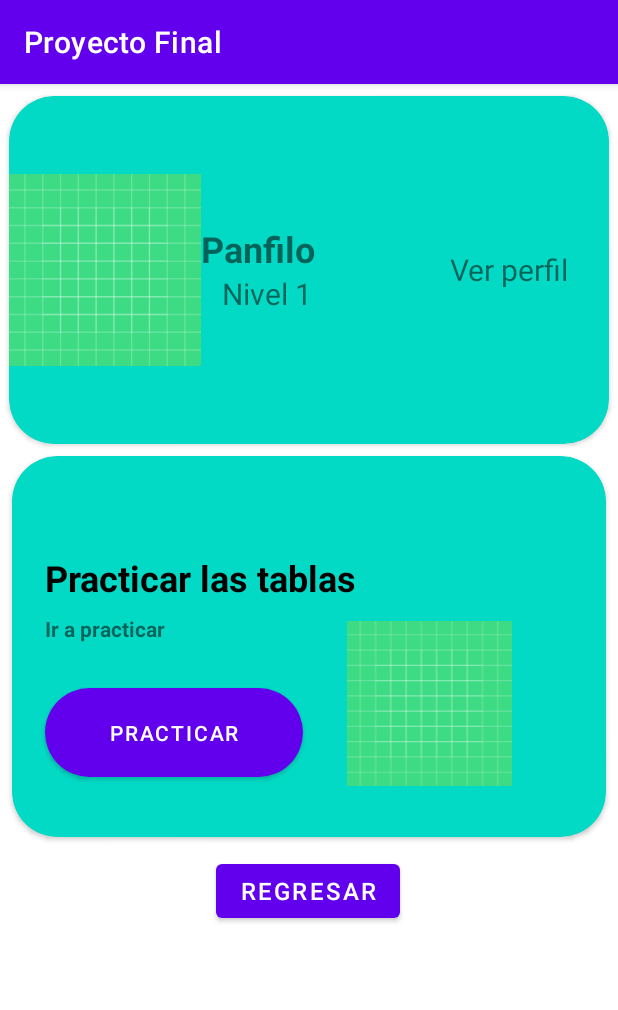
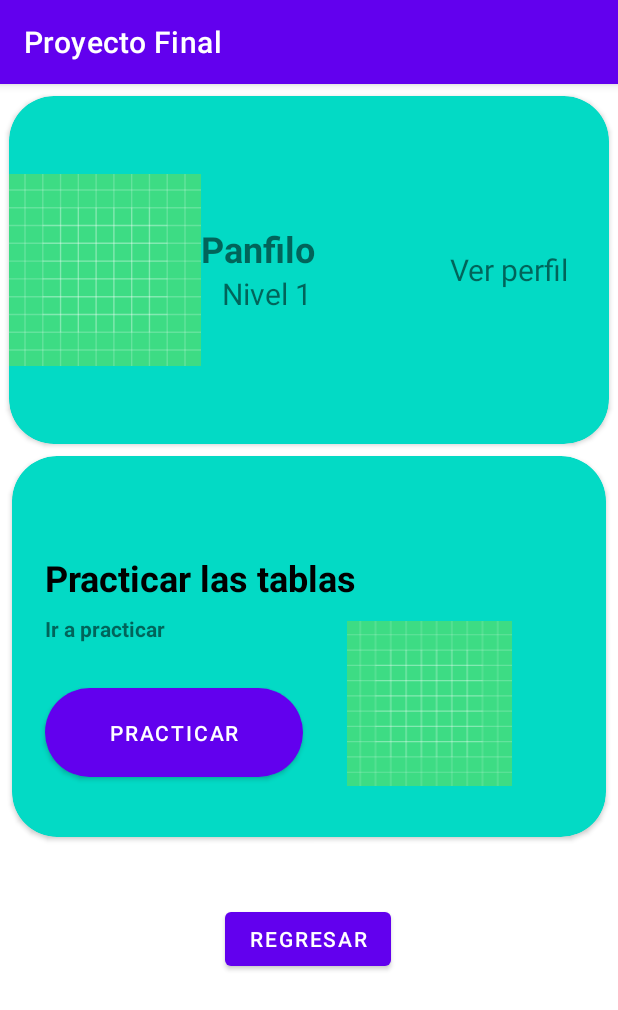
Before and after one commit to Victor8Brito/Proyecto_Final, an Android app: the screen it shows after launch (MainActivity), after a tap on "TABLAS DE MULTIPLICAR", on a phone screen of 412 x 824 dp. Shown: the top 1010 px of the screen. Run offline under Robolectric (Android 15) with nearby library versions, the phone set to English and light mode, and no system bars.

Commit message:
git commit -m "Actualizar"

```diff
--- a/app/src/main/AndroidManifest.xml
+++ b/app/src/main/AndroidManifest.xml
@@ -16,12 +16,6 @@
         android:theme="@style/Theme.ProyectoFinal"
         tools:targetApi="31">
         <activity
-            android:name=".Retrofit"
-            android:exported="false" />
-        <activity
-            android:name=".RecyclerView"
-            android:exported="false" />
-        <activity
             android:name=".MainActivity"
             android:exported="true">
             <intent-filter>
--- a/app/src/main/java/com/example/proyectofinal/AdivinaNunero.kt
+++ b/app/src/main/java/com/example/proyectofinal/AdivinaNunero.kt
@@ -1,7 +1,5 @@
 package com.example.proyectofinal
 
-import android.content.Intent
-import androidx.appcompat.app.AppCompatActivity
 import android.os.Bundle
 import android.view.LayoutInflater
 import android.view.View
@@ -9,7 +7,6 @@ import android.view.ViewGroup
 import android.widget.Button
 import androidx.fragment.app.Fragment
 import androidx.navigation.fragment.findNavController
-import com.example.proyectofinal.adivinar.Juego
 
 class AdivinaNunero : Fragment() {
     lateinit var b_iniciar: Button
@@ -26,7 +23,7 @@ class AdivinaNunero : Fragment() {
 
         b_home1 = vista.findViewById(R.id.btnHome1)
         b_home1.setOnClickListener {
-            findNavController().navigate(R.id.action_adivinaNunero_to_pantalla_principal)
+            findNavController().navigate(R.id.action_adivinaNunero_to_pantalla_Principal)
         }
         return vista
     }
--- a/app/src/main/java/com/example/proyectofinal/Pantalla_principal.kt
+++ b/app/src/main/java/com/example/proyectofinal/Pantalla_principal.kt
@@ -1,6 +1,5 @@
 package com.example.proyectofinal
 
-import androidx.appcompat.app.AppCompatActivity
 import android.os.Bundle
 import android.view.LayoutInflater
 import android.view.View
@@ -21,9 +20,8 @@ class Pantalla_principal : Fragment() {
         val vista = inflater.inflate(R.layout.activity_pantalla_principal, container, false)
         botonAdivinar = vista.findViewById(R.id.btnAdivinar)
         botonAdivinar.setOnClickListener {
-            findNavController().navigate(R.id.action_pantalla_principal_to_adivinaNunero)
+            findNavController().navigate(R.id.action_pantalla_Principal_to_adivinaNunero)
         }
-
         botonTablas = vista.findViewById(R.id.btnTablas)
         botonTablas.setOnClickListener {
             findNavController().navigate(R.id.action_pantalla_principal_to_tablasDeMultiplicar)
--- a/app/src/main/res/layout/activity_adivina_nunero.xml
+++ b/app/src/main/res/layout/activity_adivina_nunero.xml
@@ -64,14 +64,14 @@
                             android:layout_width="wrap_content"
                             android:layout_height="166dp"
                             android:layout_weight="1"
-                            app:srcCompat="@drawable/ic_launcher_background" />
+                            app:srcCompat="@drawable/red" />
 
                         <ImageView
                             android:id="@+id/imageView14"
                             android:layout_width="match_parent"
                             android:layout_height="96dp"
                             android:layout_weight="1"
-                            app:srcCompat="@drawable/ic_launcher_background" />
+                            app:srcCompat="@drawable/pikachu" />
                     </LinearLayout>
 
                 </LinearLayout>
@@ -106,7 +106,7 @@
                 android:id="@+id/imageView3"
                 android:layout_width="wrap_content"
                 android:layout_height="wrap_content"
-                app:srcCompat="@drawable/ic_launcher_background" />
+                app:srcCompat="@drawable/rueda2" />
         </androidx.cardview.widget.CardView>
 
         <Button
--- a/app/src/main/res/layout/activity_juego.xml
+++ b/app/src/main/res/layout/activity_juego.xml
@@ -19,7 +19,7 @@
             app:layout_constraintEnd_toEndOf="parent"
             app:layout_constraintStart_toStartOf="parent"
             app:layout_constraintTop_toBottomOf="@+id/b_empezar"
-            app:srcCompat="@drawable/ic_launcher_background" />
+            app:srcCompat="@drawable/rueda_sombra" />
 
         <androidx.cardview.widget.CardView
             android:id="@+id/cardView2"
--- a/app/src/main/res/layout/activity_main.xml
+++ b/app/src/main/res/layout/activity_main.xml
@@ -7,7 +7,7 @@
     tools:context=".MainActivity">
 
     <androidx.fragment.app.FragmentContainerView
-        android:id="@+id/fragmentContainerView2"
+        android:id="@+id/fragmentContainerView3"
         android:name="androidx.navigation.fragment.NavHostFragment"
         android:layout_width="0dp"
         android:layout_height="0dp"
@@ -15,7 +15,7 @@
         app:layout_constraintEnd_toEndOf="parent"
         app:layout_constraintStart_toStartOf="parent"
         app:layout_constraintTop_toTopOf="parent"
+
         app:defaultNavHost="true"
-        app:navGraph='@navigation/navegation'/>
-
+        app:navGraph="@navigation/navegation"/>
 </androidx.constraintlayout.widget.ConstraintLayout>
--- a/app/src/main/res/layout/activity_pantalla_principal.xml
+++ b/app/src/main/res/layout/activity_pantalla_principal.xml
@@ -7,10 +7,8 @@
     tools:context=".Pantalla_principal">
 
     <androidx.constraintlayout.widget.ConstraintLayout
-        android:layout_width="409dp"
-        android:layout_height="729dp"
-        tools:layout_editor_absoluteX="1dp"
-        tools:layout_editor_absoluteY="1dp">
+        android:layout_width="match_parent"
+        android:layout_height="match_parent">
 
         <Button
             android:id="@+id/btnAdivinar"
--- a/app/src/main/res/layout/activity_tablas_de_multiplicar.xml
+++ b/app/src/main/res/layout/activity_tablas_de_multiplicar.xml
@@ -1,14 +1,10 @@
 <?xml version="1.0" encoding="utf-8"?>
-<FrameLayout xmlns:android="http://schemas.android.com/apk/res/android"
+<androidx.constraintlayout.widget.ConstraintLayout xmlns:android="http://schemas.android.com/apk/res/android"
     xmlns:app="http://schemas.android.com/apk/res-auto"
     xmlns:tools="http://schemas.android.com/tools"
     android:layout_width="match_parent"
     android:layout_height="match_parent"
-    tools:context="TablasDeMultiplicar">
-
-    <androidx.constraintlayout.widget.ConstraintLayout
-        android:layout_width="match_parent"
-        android:layout_height="match_parent">
+    tools:context=".TablasDeMultiplicar">
 
     <androidx.cardview.widget.CardView
         android:id="@+id/cardView"
@@ -165,13 +161,11 @@
         android:id="@+id/btnHome2"
         android:layout_width="wrap_content"
         android:layout_height="wrap_content"
+        android:layout_marginTop="44dp"
         android:text="Regresar"
-            android:textSize="16sp"
-            app:layout_constraintBottom_toBottomOf="parent"
         app:layout_constraintEnd_toEndOf="parent"
         app:layout_constraintHorizontal_bias="0.498"
         app:layout_constraintStart_toStartOf="parent"
-            app:layout_constraintTop_toBottomOf="@+id/cardView3"
-            app:layout_constraintVertical_bias="0.055" />
+        app:layout_constraintTop_toBottomOf="@+id/cardView3" />
+
 </androidx.constraintlayout.widget.ConstraintLayout>
-</FrameLayout>
--- a/app/src/main/res/navigation/navegation.xml
+++ b/app/src/main/res/navigation/navegation.xml
@@ -3,14 +3,14 @@
     xmlns:app="http://schemas.android.com/apk/res-auto"
     xmlns:tools="http://schemas.android.com/tools"
     android:id="@+id/navegation"
-    app:startDestination="@id/pantalla_principal">
+    app:startDestination="@id/pantalla_Principal">
     <fragment
-        android:id="@+id/pantalla_principal"
+        android:id="@+id/pantalla_Principal"
         android:name="com.example.proyectofinal.Pantalla_principal"
         android:label="activity_pantalla_principal"
         tools:layout="@layout/activity_pantalla_principal" >
         <action
-            android:id="@+id/action_pantalla_principal_to_adivinaNunero"
+            android:id="@+id/action_pantalla_Principal_to_adivinaNunero"
             app:destination="@id/adivinaNunero" />
         <action
             android:id="@+id/action_pantalla_principal_to_tablasDeMultiplicar"
@@ -28,8 +28,8 @@
         android:label="activity_adivina_nunero"
         tools:layout="@layout/activity_adivina_nunero" >
         <action
-            android:id="@+id/action_adivinaNunero_to_pantalla_principal"
-            app:destination="@id/pantalla_principal" />
+            android:id="@+id/action_adivinaNunero_to_pantalla_Principal"
+            app:destination="@id/pantalla_Principal" />
         <action
             android:id="@+id/action_adivinaNunero_to_juego"
             app:destination="@id/juego" />
@@ -49,7 +49,7 @@
         android:label="TablasDeMultiplicar" >
         <action
             android:id="@+id/action_tablasDeMultiplicar_to_pantalla_principal"
-            app:destination="@id/pantalla_principal" />
+            app:destination="@id/pantalla_Principal" />
         <action
             android:id="@+id/action_tablasDeMultiplicar_to_practica"
             app:destination="@id/practica" />
@@ -82,7 +82,7 @@
         tools:layout="@layout/activity_retrofit" >
         <action
             android:id="@+id/action_retrofit_to_pantalla_principal"
-            app:destination="@id/pantalla_principal" />
+            app:destination="@id/pantalla_Principal" />
     </fragment>
     <fragment
         android:id="@+id/recyclerView"
@@ -91,6 +91,6 @@
         tools:layout="@layout/activity_recycler_view" >
         <action
             android:id="@+id/action_recyclerView_to_pantalla_principal"
-            app:destination="@id/pantalla_principal" />
+            app:destination="@id/pantalla_Principal" />
     </fragment>
 </navigation>
```
Also changed, not shown: app/src/main/java/com/example/proyectofinal/tablas/Practica.kt (+5 -8 lines), app/src/main/java/com/example/proyectofinal/tablas/ResultadoTablas.kt (+2 -5 lines), app/src/main/res/drawable/pikachu.png (added), app/src/main/res/drawable/red.png (added), app/src/main/res/drawable/rueda2.png (added), app/src/main/res/drawable/rueda_sombra.png (added). Lines whose indentation alone changed are shown as unchanged.
